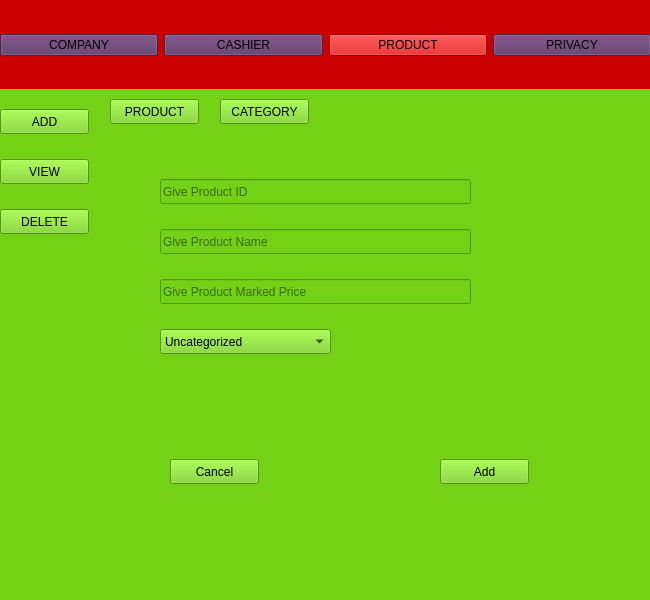
This is adminwindow.ui in RamrajCh/SuperMarket-Billing-System as Qt 5 draws it before an edit. The edited form follows.
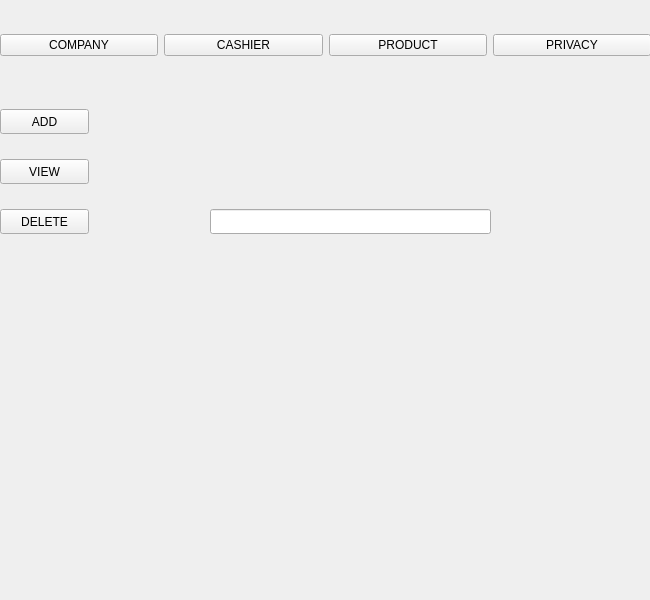
This is the edited form. The open tabs and pages were chosen to show the change.

What changed in the file:
```diff
--- a/adminwindow.ui
+++ b/adminwindow.ui
@@ -14,9 +14,12 @@
    <string>MainWindow</string>
   </property>
   <property name="styleSheet">
-   <string notr="true">background-color: rgb(204, 0, 0);</string>
+   <string notr="true"/>
   </property>
   <widget class="QWidget" name="centralwidget">
+   <property name="styleSheet">
+    <string notr="true"/>
+   </property>
    <widget class="QStackedWidget" name="adminStack">
     <property name="geometry">
      <rect>
@@ -27,7 +30,7 @@
      </rect>
     </property>
     <property name="styleSheet">
-     <string notr="true">background-color: rgb(115, 210, 22);</string>
+     <string notr="true"/>
     </property>
     <property name="currentIndex">
      <number>2</number>
@@ -584,7 +587,7 @@
        </rect>
       </property>
       <property name="currentIndex">
-       <number>0</number>
+       <number>2</number>
       </property>
       <widget class="QWidget" name="page_9">
        <widget class="QPushButton" name="addProductButton">
@@ -751,6 +754,18 @@
        </widget>
       </widget>
       <widget class="QWidget" name="page_10"/>
+      <widget class="QWidget" name="page_13">
+       <widget class="QLineEdit" name="lineEdit">
+        <property name="geometry">
+         <rect>
+          <x>110</x>
+          <y>110</y>
+          <width>281</width>
+          <height>25</height>
+         </rect>
+        </property>
+       </widget>
+      </widget>
      </widget>
      <widget class="QPushButton" name="addButton">
       <property name="geometry">
@@ -993,7 +1008,7 @@
      <item>
       <widget class="QPushButton" name="companyButton">
        <property name="styleSheet">
-        <string notr="true">background-color: rgb(92, 53, 102);</string>
+        <string notr="true"/>
        </property>
        <property name="text">
         <string>COMPANY</string>
@@ -1003,8 +1018,7 @@
      <item>
       <widget class="QPushButton" name="cashierButton">
        <property name="styleSheet">
-        <string notr="true">
-background-color: rgb(92, 53, 102);</string>
+        <string notr="true"/>
        </property>
        <property name="text">
         <string>CASHIER</string>
@@ -1021,7 +1035,7 @@
      <item>
       <widget class="QPushButton" name="privacyButton">
        <property name="styleSheet">
-        <string notr="true">background-color: rgb(92, 53, 102);</string>
+        <string notr="true"/>
        </property>
        <property name="text">
         <string>PRIVACY</string>
```
Left out of the diff: 14 changed lines with no effect on the pictures.
